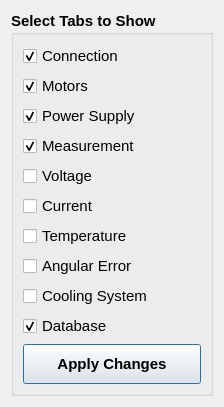
Qt form hallbench/gui/ui/preferencesdialog.ui (lnls-ima/hall-bench-control) before a commit.
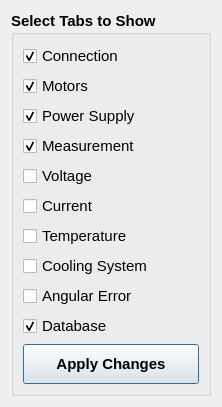
The same form after that commit.

Diff of the .ui file:
```diff
--- a/hallbench/gui/ui/preferencesdialog.ui
+++ b/hallbench/gui/ui/preferencesdialog.ui
@@ -6,7 +6,7 @@
    <rect>
     <x>0</x>
     <y>0</y>
-    <width>224</width>
+    <width>221</width>
     <height>377</height>
    </rect>
   </property>
@@ -149,22 +149,6 @@
         </property>
        </widget>
       </item>
-      <item>
-       <widget class="QCheckBox" name="angular_error_chb">
-        <property name="font">
-         <font>
-          <weight>50</weight>
-          <bold>false</bold>
-         </font>
-        </property>
-        <property name="text">
-         <string>Angular Error</string>
-        </property>
-        <property name="checked">
-         <bool>false</bool>
-        </property>
-       </widget>
-      </item>
       <item>
        <widget class="QCheckBox" name="cooling_system_chb">
         <property name="font">
@@ -178,6 +162,22 @@
         </property>
        </widget>
       </item>
+      <item>
+       <widget class="QCheckBox" name="angular_error_chb">
+        <property name="font">
+         <font>
+          <weight>50</weight>
+          <bold>false</bold>
+         </font>
+        </property>
+        <property name="text">
+         <string>Angular Error</string>
+        </property>
+        <property name="checked">
+         <bool>false</bool>
+        </property>
+       </widget>
+      </item>
       <item>
        <widget class="QCheckBox" name="database_chb">
         <property name="font">
```
